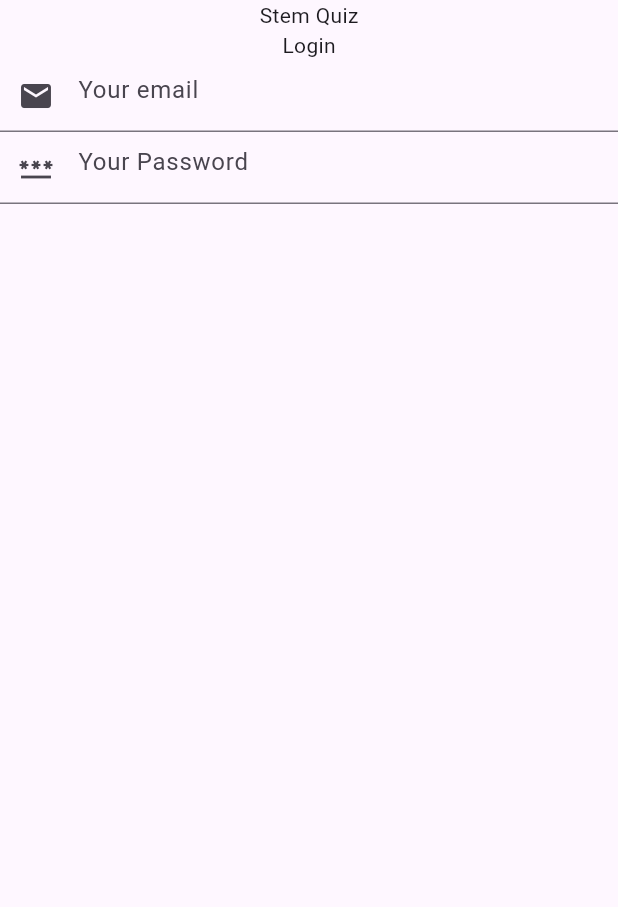
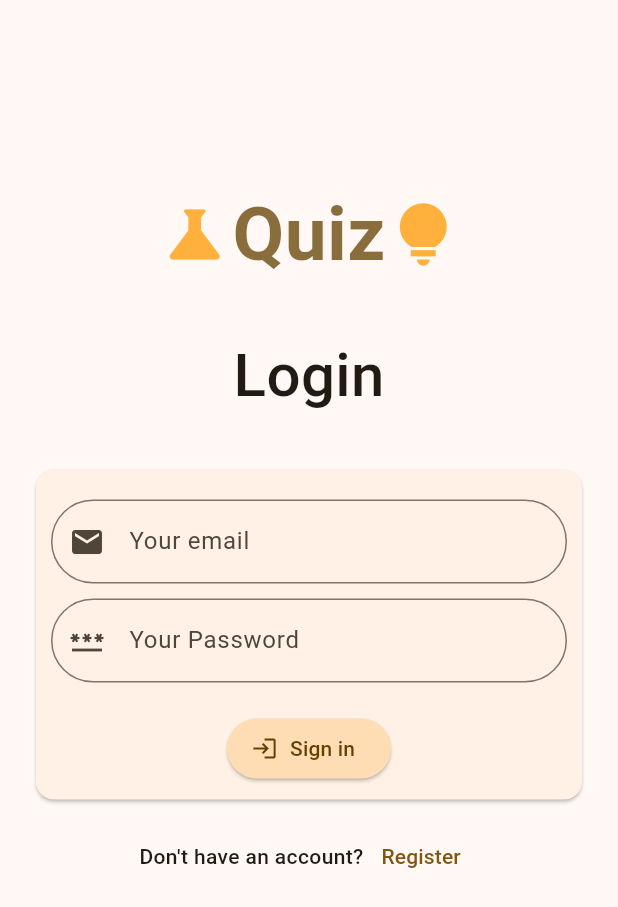
Before and after one commit to 20vikash/Stmz, a Flutter app: the screen it shows after launch, on a phone screen of 412 x 824 dp. Shown: the top 907 px of the screen. Run offline on Flutter 3.47's test engine with Material 2 defaults, Android fonts, the phone set to English and light mode, and no system bars.

Commit message:
Complete login screen

```diff
--- a/lib/auth.dart
+++ b/lib/auth.dart
@@ -6,27 +6,127 @@ class Auth extends StatelessWidget {
   @override
   Widget build(BuildContext context) {
     final TextEditingController emailC = TextEditingController();
+    final TextEditingController passC = TextEditingController();
 
     return Scaffold(
-      body: Column(
-        children: [
-          const Text("Stem Quiz"),
-          const Text("Login"),
-          TextField(
-            controller: emailC,
-            decoration: const InputDecoration(
-              hintText: "Your email",
-              prefixIcon: Icon(Icons.email),
+      body: SafeArea(
+        child: Column(
+          children: [
+            const SizedBox(
+              height: 120,
             ),
-          ),
-          TextField(
-            controller: emailC,
-            decoration: const InputDecoration(
-              hintText: "Your Password",
-              prefixIcon: Icon(Icons.password)
+            Row(
+              mainAxisAlignment: MainAxisAlignment.center,
+              children: [
+                Icon(
+                  Icons.science,
+                  size: 50,
+                  color: Colors.orange
+                      .withOpacity(0.75),
+                ),
+                Text(
+                  "Quiz",
+                  style: TextStyle(
+                    fontSize: 50,
+                    fontWeight: FontWeight.w700,
+                    color: Theme.of(context)
+                        .colorScheme
+                        .onPrimaryContainer
+                        .withOpacity(0.75),
+                  ),
+                ),
+                Icon(
+                  Icons.lightbulb_sharp,
+                  size: 50,
+                  color: Colors.orange
+                      .withOpacity(0.75),
+                ),
+              ],
             ),
-          ),
-        ],
+            const SizedBox(
+              height: 30,
+            ),
+            const Text(
+              "Login",
+              style: TextStyle(fontSize: 40, fontWeight: FontWeight.w500),
+            ),
+            const SizedBox(
+              height: 10,
+            ),
+            Padding(
+              padding: const EdgeInsets.only(
+                  top: 20, right: 20, left: 20, bottom: 10),
+              child: Card(
+                child: Column(
+                  children: [
+                    Padding(
+                      padding: const EdgeInsets.fromLTRB(10, 20, 10, 0),
+                      child: TextField(
+                        controller: emailC,
+                        decoration: InputDecoration(
+                            hintText: "Your email",
+                            prefixIcon: const Icon(Icons.email),
+                            border: OutlineInputBorder(
+                                borderRadius: BorderRadius.circular(30))),
+                      ),
+                    ),
+                    const SizedBox(
+                      height: 10,
+                    ),
+                    Padding(
+                      padding: const EdgeInsets.fromLTRB(10, 0, 10, 0),
+                      child: TextField(
+                        controller: passC,
+                        decoration: InputDecoration(
+                            border: OutlineInputBorder(
+                                borderRadius: BorderRadius.circular(30)),
+                            hintText: "Your Password",
+                            prefixIcon: const Icon(Icons.password)),
+                      ),
+                    ),
+                    const SizedBox(
+                      height: 20,
+                    ),
+                    ElevatedButton.icon(
+                      onPressed: () {},
+                      icon: Icon(
+                        Icons.login,
+                        color: Theme.of(context).colorScheme.onPrimaryContainer,
+                      ),
+                      label: Text(
+                        "Sign in",
+                        style: TextStyle(
+                            color: Theme.of(context)
+                                .colorScheme
+                                .onPrimaryContainer),
+                      ),
+                      style: ButtonStyle(
+                        backgroundColor: MaterialStatePropertyAll(
+                            Theme.of(context).colorScheme.primaryContainer),
+                      ),
+                    ),
+                    const SizedBox(
+                      height: 10,
+                    ),
+                  ],
+                ),
+              ),
+            ),
+            Row(
+              mainAxisAlignment: MainAxisAlignment.center,
+              children: [
+                const Text(
+                  "Don't have an account?",
+                  style: TextStyle(fontWeight: FontWeight.w500),
+                ),
+                TextButton(
+                  onPressed: () {},
+                  child: const Text("Register"),
+                ),
+              ],
+            )
+          ],
+        ),
       ),
     );
   }
--- a/lib/main.dart
+++ b/lib/main.dart
@@ -1,11 +1,15 @@
 import 'package:flutter/material.dart';
 import 'package:stem_quiz/auth.dart';
+
+ColorScheme colorScheme = ColorScheme.fromSeed(
+  seedColor: const Color.fromARGB(255, 242, 172, 66),
+);
 
 void main(List<String> args) {
   runApp(
     MaterialApp(
       home: const Auth(),
-      theme: ThemeData(useMaterial3: true),
+      theme: ThemeData(useMaterial3: true, colorScheme: colorScheme),
     ),
   );
 }
```
